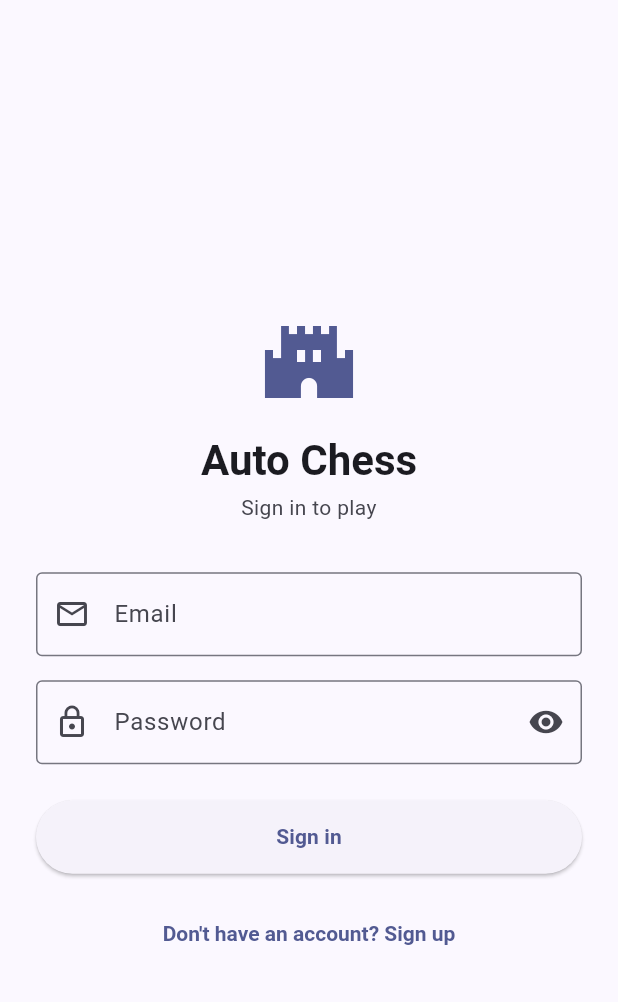
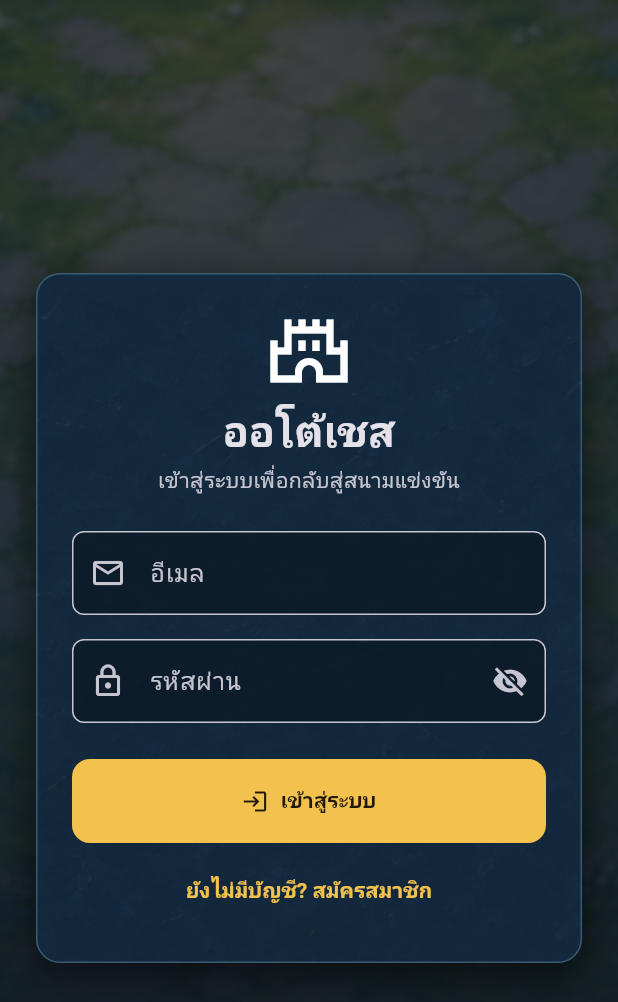
Before and after one commit to JaJoJi/mobile-final-project, a Flutter app: the screen it shows after launch, on a phone screen of 412 x 824 dp. Shown: the top 1002 px of the screen. Run offline on Flutter 3.47's test engine with Material 3 defaults, Android fonts, the phone set to English and light mode, and no system bars; our stand-ins replace audioplayers, dio, flutter_riverpod, flutter_secure_storage, go_router, shared_preferences and 1 more; network calls fail.

Commit message:
feat(auth): restyle login and registration with fantasy game shell

```diff
--- /dev/null
+++ b/mobile/lib/core/widgets/fantasy_page.dart
@@ -0,0 +1,163 @@
+import 'package:flutter/material.dart';
+
+import '../theme/app_spacing.dart';
+import '../theme/app_theme.dart';
+import 'game_art_frame.dart';
+
+/// Shared low-noise fantasy presentation for screens outside the match.
+/// Text and controls stay as Flutter widgets; artwork is decorative only.
+class FantasyBackdrop extends StatelessWidget {
+  const FantasyBackdrop({
+    super.key,
+    required this.child,
+    this.lighter = false,
+  });
+
+  final Widget child;
+  final bool lighter;
+
+  @override
+  Widget build(BuildContext context) => Stack(
+        fit: StackFit.expand,
+        children: [
+          Image.asset(
+            GameBackgroundAssets.arenaBlurred,
+            key: const ValueKey('fantasy-page-background'),
+            fit: BoxFit.cover,
+            excludeFromSemantics: true,
+            errorBuilder: (_, __, ___) => const ColoredBox(
+              color: Color(0xFF081522),
+            ),
+          ),
+          DecoratedBox(
+            decoration: BoxDecoration(
+              gradient: LinearGradient(
+                begin: Alignment.topCenter,
+                end: Alignment.bottomCenter,
+                colors: lighter
+                    ? const [
+                        Color(0x6605111D),
+                        Color(0x8C0A1B2B),
+                        Color(0xB308111B),
+                      ]
+                    : const [
+                        Color(0xB305111D),
+                        Color(0xD90A1B2B),
+                        Color(0xF208111B),
+                      ],
+              ),
+            ),
+          ),
+          child,
+        ],
+      );
+}
+
+/// A restrained blue-stone surface with a faint texture and no heavy frame.
+class FantasyPanel extends StatelessWidget {
+  const FantasyPanel({
+    super.key,
+    required this.child,
+    this.padding = const EdgeInsets.all(AppSpacing.xl),
+    this.translucent = false,
+  });
+
+  final Widget child;
+  final EdgeInsetsGeometry padding;
+  final bool translucent;
+
+  @override
+  Widget build(BuildContext context) => DecoratedBox(
+        decoration: BoxDecoration(
+          color:
+              translucent ? const Color(0xAD10283B) : const Color(0xED10283B),
+          borderRadius: AppRadius.allLg,
+          border: Border.all(color: const Color(0x806FA5C4)),
+          boxShadow: [
+            BoxShadow(
+              color: translucent
+                  ? const Color(0x66000000)
+                  : const Color(0x99000000),
+              blurRadius: AppSpacing.xl,
+              offset: const Offset(0, AppSpacing.sm),
+            ),
+          ],
+        ),
+        child: ClipRRect(
+          borderRadius: AppRadius.allLg,
+          child: Stack(
+            children: [
+              Positioned.fill(
+                child: Opacity(
+                  opacity: translucent ? 0.14 : 0.22,
+                  child: Image.asset(
+                    GameUiAssets.panelTextureBlue,
+                    fit: BoxFit.cover,
+                    excludeFromSemantics: true,
+                    errorBuilder: (_, __, ___) => const SizedBox.shrink(),
+                  ),
+                ),
+              ),
+              Padding(padding: padding, child: child),
+            ],
+          ),
+        ),
+      );
+}
+
+/// Dark fantasy surface colours with gold reserved for the primary action and
+/// input focus. This keeps contrast stable over artwork in light and dark app
+/// themes alike.
+ThemeData fantasySurfaceTheme(BuildContext context) {
+  final dark = buildTheme(Brightness.dark);
+  const gold = Color(0xFFF2C14E);
+  return dark.copyWith(
+    colorScheme: dark.colorScheme.copyWith(
+      primary: gold,
+      onPrimary: const Color(0xFF211A08),
+    ),
+    inputDecorationTheme: dark.inputDecorationTheme.copyWith(
+      filled: true,
+      fillColor: const Color(0xB30A1724),
+      focusedBorder: const OutlineInputBorder(
+        borderRadius: AppRadius.allSm,
+        borderSide: BorderSide(color: gold, width: 2),
+      ),
+    ),
+  );
+}
+
+class FantasyErrorBanner extends StatelessWidget {
+  const FantasyErrorBanner({super.key, required this.message});
+
+  final String message;
+
+  @override
+  Widget build(BuildContext context) => Semantics(
+        liveRegion: true,
+        child: Container(
+          padding: const EdgeInsets.all(AppSpacing.md),
+          decoration: BoxDecoration(
+            color: Theme.of(context).colorScheme.errorContainer,
+            borderRadius: AppRadius.allSm,
+          ),
+          child: Row(
+            children: [
+              Icon(
+                Icons.error_outline,
+                color: Theme.of(context).colorScheme.onErrorContainer,
+              ),
+              const SizedBox(width: AppSpacing.sm),
+              Expanded(
+                child: Text(
+                  message,
+                  style: TextStyle(
+                    color: Theme.of(context).colorScheme.onErrorContainer,
+                  ),
+                ),
+              ),
+            ],
+          ),
+        ),
+      );
+}
--- /dev/null
+++ b/mobile/lib/features/auth/auth_game_shell.dart
@@ -0,0 +1,106 @@
+import 'package:flutter/material.dart';
+
+import '../../core/theme/app_spacing.dart';
+import '../../core/widgets/fantasy_page.dart';
+
+class AuthGameShell extends StatelessWidget {
+  const AuthGameShell({
+    super.key,
+    required this.title,
+    required this.subtitle,
+    required this.child,
+    this.onBack,
+    this.showBack = false,
+  });
+
+  final String title;
+  final String subtitle;
+  final Widget child;
+  final VoidCallback? onBack;
+  final bool showBack;
+
+  @override
+  Widget build(BuildContext context) => Theme(
+        data: fantasySurfaceTheme(context),
+        child: Scaffold(
+          backgroundColor: Colors.transparent,
+          resizeToAvoidBottomInset: true,
+          body: FantasyBackdrop(
+            child: SafeArea(
+              child: LayoutBuilder(
+                builder: (context, constraints) {
+                  final compact = constraints.maxHeight < 700;
+                  final outerPadding = compact ? AppSpacing.md : AppSpacing.xl;
+                  return SingleChildScrollView(
+                    keyboardDismissBehavior:
+                        ScrollViewKeyboardDismissBehavior.onDrag,
+                    padding: EdgeInsets.all(outerPadding),
+                    child: ConstrainedBox(
+                      constraints: BoxConstraints(
+                        minHeight: (constraints.maxHeight - outerPadding * 2)
+                            .clamp(0.0, double.infinity)
+                            .toDouble(),
+                      ),
+                      child: Center(
+                        child: ConstrainedBox(
+                          constraints: const BoxConstraints(maxWidth: 480),
+                          child: FantasyPanel(
+                            padding: EdgeInsets.all(
+                              compact ? AppSpacing.lg : AppSpacing.xl,
+                            ),
+                            child: Column(
+                              mainAxisSize: MainAxisSize.min,
+                              crossAxisAlignment: CrossAxisAlignment.stretch,
+                              children: [
+                                if (showBack)
+                                  Align(
+                                    alignment: Alignment.centerLeft,
+                                    child: IconButton(
+                                      tooltip: 'กลับไปหน้าเข้าสู่ระบบ',
+                                      constraints: const BoxConstraints(
+                                        minWidth: 48,
+                                        minHeight: 48,
+                                      ),
+                                      onPressed: onBack,
+                                      icon: const Icon(Icons.arrow_back),
+                                    ),
+                                  ),
+                                const Icon(Icons.castle_outlined, size: 56),
+                                const SizedBox(height: AppSpacing.sm),
+                                Text(
+                                  title,
+                                  textAlign: TextAlign.center,
+                                  style: Theme.of(context)
+                                      .textTheme
+                                      .headlineMedium
+                                      ?.copyWith(fontWeight: FontWeight.w700),
+                                ),
+                                const SizedBox(height: AppSpacing.xs),
+                                Text(
+                                  subtitle,
+                                  textAlign: TextAlign.center,
+                                  style: Theme.of(context)
+                                      .textTheme
+                                      .bodyMedium
+                                      ?.copyWith(
+                                        color: Theme.of(context)
+                                            .colorScheme
+                                            .onSurfaceVariant,
+                                      ),
+                                ),
+                                const SizedBox(height: AppSpacing.xl),
+                                child,
+                              ],
+                            ),
+                          ),
+                        ),
+                      ),
+                    ),
+                  );
+                },
+              ),
+            ),
+          ),
+        ),
+      );
+}
--- a/mobile/lib/features/auth/login_screen.dart
+++ b/mobile/lib/features/auth/login_screen.dart
@@ -1,8 +1,14 @@
 import 'package:flutter/material.dart';
 import 'package:flutter_riverpod/flutter_riverpod.dart';
 import 'package:go_router/go_router.dart';
+
 import '../../core/auth/auth_gate.dart';
 import '../../core/auth/auth_repository.dart';
+import '../../core/theme/app_spacing.dart';
+import '../../core/widgets/app_button.dart';
+import '../../core/widgets/app_text_field.dart';
+import '../../core/widgets/fantasy_page.dart';
+import 'auth_game_shell.dart';
 
 /// First screen the user sees. After a successful login the router's
 /// redirect (driven by [AuthGate]) sends the user to `/lobby`.
@@ -22,8 +28,6 @@ class _LoginScreenState extends ConsumerState<LoginScreen> {
 
   bool _loading = false;
   String? _error;
-  bool _obscure = true;
-
   Future<void> _submit() async {
     if (!(_formKey.currentState?.validate() ?? false)) return;
     setState(() {
@@ -54,132 +58,61 @@ class _LoginScreenState extends ConsumerState<LoginScreen> {
 
   @override
   Widget build(BuildContext context) {
-    return Scaffold(
-      body: SafeArea(
-        child: Center(
-          child: SingleChildScrollView(
-            padding: const EdgeInsets.all(24),
+    return AuthGameShell(
+      title: 'ออโต้เชส',
+      subtitle: 'เข้าสู่ระบบเพื่อกลับสู่สนามแข่งขัน',
+      child: AutofillGroup(
         child: Form(
           key: _formKey,
           child: Column(
             crossAxisAlignment: CrossAxisAlignment.stretch,
             children: [
-                  const SizedBox(height: 32),
-                  Icon(
-                    Icons.castle,
-                    size: 64,
-                    color: Theme.of(context).colorScheme.primary,
-                  ),
-                  const SizedBox(height: 16),
-                  Text(
-                    'Auto Chess',
-                    textAlign: TextAlign.center,
-                    style: Theme.of(context).textTheme.headlineMedium?.copyWith(
-                          fontWeight: FontWeight.w700,
-                        ),
-                  ),
-                  const SizedBox(height: 4),
-                  Text(
-                    'Sign in to play',
-                    textAlign: TextAlign.center,
-                    style: Theme.of(context).textTheme.bodyMedium?.copyWith(
-                          color: Theme.of(context).colorScheme.onSurfaceVariant,
-                        ),
-                  ),
-                  const SizedBox(height: 32),
-                  TextFormField(
+              AppTextField(
                 controller: _emailCtrl,
+                label: 'อีเมล',
+                prefixIcon: Icons.email_outlined,
                 keyboardType: TextInputType.emailAddress,
-                    autocorrect: false,
                 textInputAction: TextInputAction.next,
-                    decoration: const InputDecoration(
-                      labelText: 'Email',
-                      prefixIcon: Icon(Icons.email_outlined),
-                      border: OutlineInputBorder(),
-                    ),
+                autofillHints: const [AutofillHints.email],
                 validator: (v) {
-                      if (v == null || v.isEmpty) return 'email required';
-                      if (!v.contains('@')) return 'invalid email';
+                  if (v == null || v.isEmpty) return 'กรุณากรอกอีเมล';
+                  if (!v.contains('@')) return 'รูปแบบอีเมลไม่ถูกต้อง';
                   return null;
                 },
               ),
-                  const SizedBox(height: 16),
-                  TextFormField(
+              const SizedBox(height: AppSpacing.lg),
+              AppTextField(
                 controller: _passwordCtrl,
-                    obscureText: _obscure,
+                label: 'รหัสผ่าน',
+                prefixIcon: Icons.lock_outline,
+                obscureText: true,
                 textInputAction: TextInputAction.done,
+                autofillHints: const [AutofillHints.password],
                 onFieldSubmitted: (_) => _submit(),
-                    decoration: InputDecoration(
-                      labelText: 'Password',
-                      prefixIcon: const Icon(Icons.lock_outline),
-                      suffixIcon: IconButton(
-                        icon: Icon(
-                          _obscure ? Icons.visibility : Icons.visibility_off,
-                        ),
-                        tooltip: _obscure ? 'Show password' : 'Hide password',
-                        onPressed: () => setState(() => _obscure = !_obscure),
-                      ),
-                      border: const OutlineInputBorder(),
-                    ),
                 validator: (v) {
-                      if (v == null || v.isEmpty) return 'password required';
+                  if (v == null || v.isEmpty) return 'กรุณากรอกรหัสผ่าน';
                   return null;
                 },
               ),
               if (_error != null) ...[
-                    const SizedBox(height: 12),
-                    Container(
-                      padding: const EdgeInsets.all(12),
-                      decoration: BoxDecoration(
-                        color: Theme.of(context).colorScheme.errorContainer,
-                        borderRadius: BorderRadius.circular(8),
+                const SizedBox(height: AppSpacing.md),
+                FantasyErrorBanner(message: _error!),
+              ],
+              const SizedBox(height: AppSpacing.xl),
+              AppButton(
+                onPressed: _loading ? null : _submit,
+                loading: _loading,
+                size: AppButtonSize.lg,
+                icon: Icons.login,
+                child: const Text('เข้าสู่ระบบ'),
               ),
-                      child: Row(
-                        children: [
-                          Icon(
-                            Icons.error_outline,
-                            color:
-                                Theme.of(context).colorScheme.onErrorContainer,
-                            size: 20,
-                          ),
-                          const SizedBox(width: 8),
-                          Expanded(
-                            child: Text(
-                              _error!,
-                              style: TextStyle(
-                                color: Theme.of(context)
-                                    .colorScheme
-                                    .onErrorContainer,
-                              ),
-                            ),
+              const SizedBox(height: AppSpacing.sm),
+              AppButton(
+                onPressed: _loading ? null : () => context.push('/register'),
+                variant: AppButtonVariant.ghost,
+                child: const Text('ยังไม่มีบัญชี? สมัครสมาชิก'),
               ),
             ],
-                      ),
-                    ),
-                  ],
-                  const SizedBox(height: 24),
-                  ElevatedButton(
-                    onPressed: _loading ? null : _submit,
-                    style: ElevatedButton.styleFrom(
-                      padding: const EdgeInsets.symmetric(vertical: 16),
-                    ),
-                    child: _loading
-                        ? const SizedBox(
-                            height: 20,
-                            width: 20,
-                            child: CircularProgressIndicator(strokeWidth: 2),
-                          )
-                        : const Text('Sign in'),
-                  ),
-                  const SizedBox(height: 16),
-                  TextButton(
-                    onPressed:
-                        _loading ? null : () => context.push('/register'),
-                    child: const Text("Don't have an account? Sign up"),
-                  ),
-                ],
-              ),
-            ),
           ),
         ),
       ),
```
Also changed, not shown: mobile/lib/features/auth/register_screen.dart (+57 -110 lines), 3 other files. Lines whose indentation alone changed are shown as unchanged.
